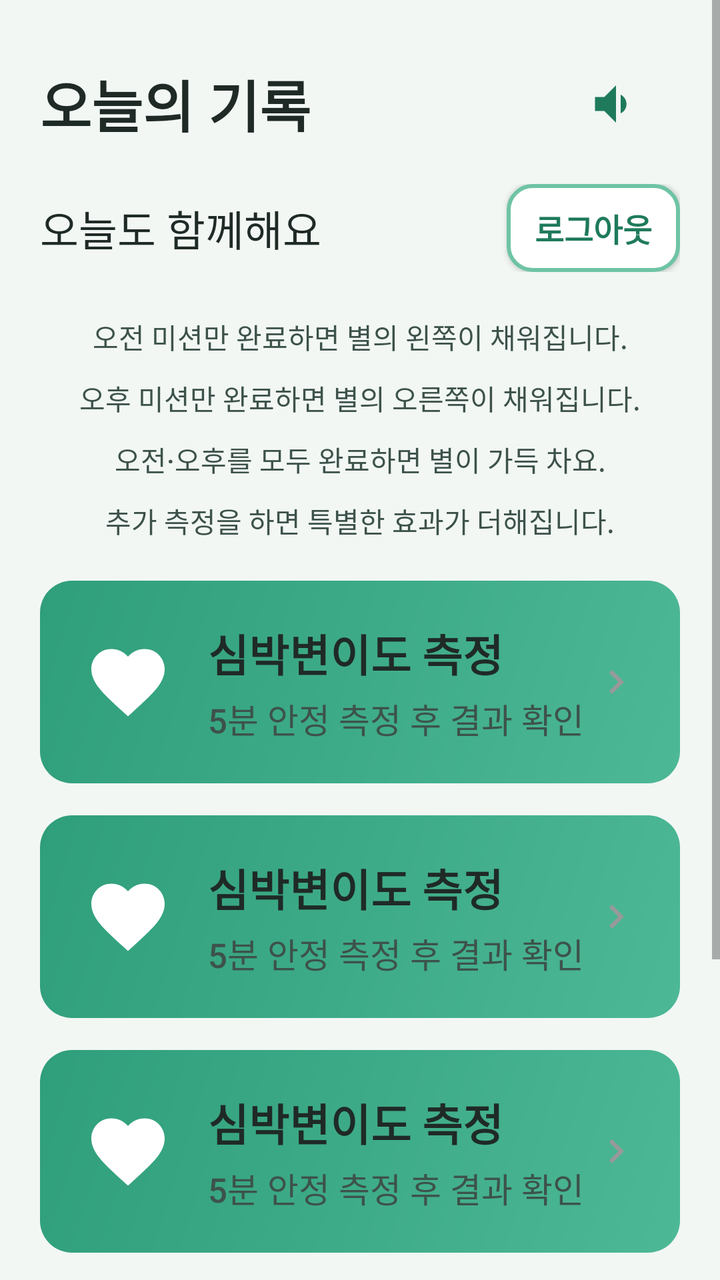
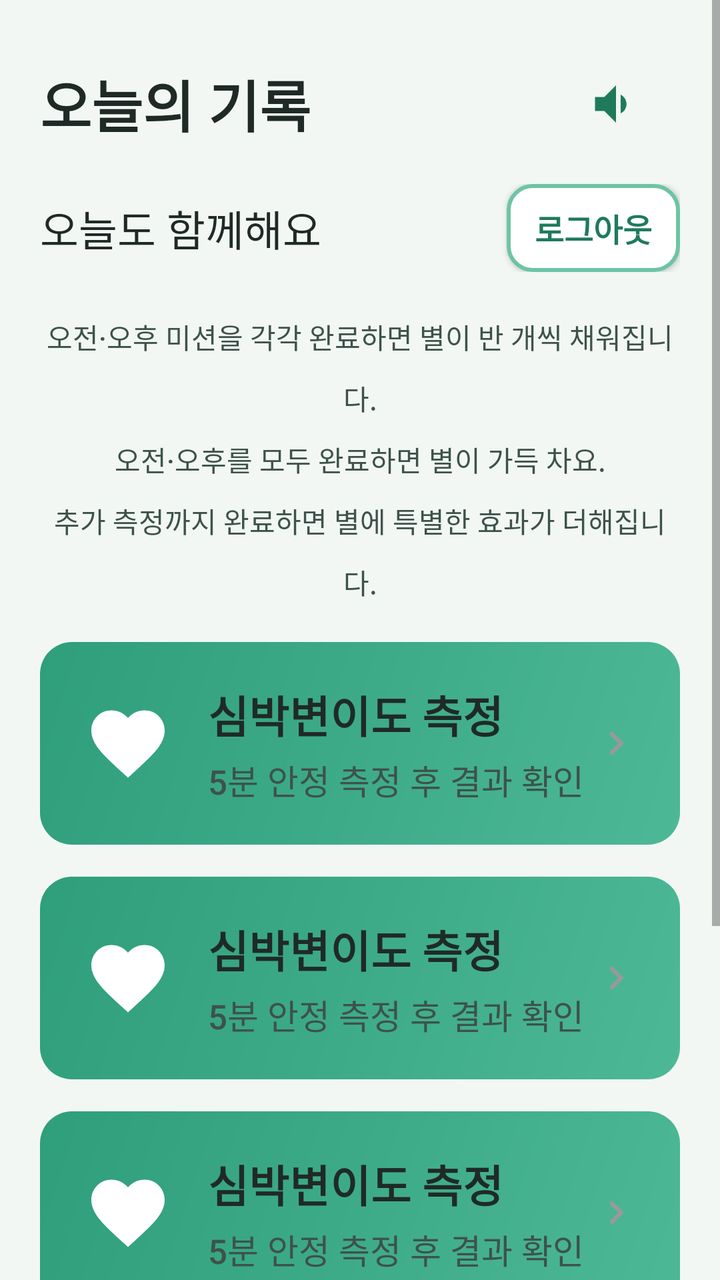

Compare the two renders of this Android layout. The source of the first and the diff that turns it into the second are given below.
<!-- AndroidManifest.xml: application theme Theme.TMind -->
<!-- res/layout/activity_dashboard.xml -->
<?xml version="1.0" encoding="utf-8"?>
<ScrollView xmlns:android="http://schemas.android.com/apk/res/android"
    android:layout_width="match_parent"
    android:layout_height="match_parent"
    android:background="@color/bg_senior"
    android:fillViewport="true">

    <LinearLayout
        android:layout_width="match_parent"
        android:layout_height="wrap_content"
        android:orientation="vertical"
        android:padding="20dp">

        <LinearLayout
            android:layout_width="match_parent"
            android:layout_height="wrap_content"
            android:gravity="center_vertical">

            <TextView
                android:id="@+id/tvTitle"
                style="@style/SeniorTitle"
                android:layout_width="0dp"
                android:layout_height="wrap_content"
                android:layout_weight="1"
                android:text="@string/dashboard_title" />

            <ImageButton
                android:id="@+id/btnTts"
                android:layout_width="64dp"
                android:layout_height="64dp"
                android:background="?attr/selectableItemBackgroundBorderless"
                android:contentDescription="@string/read_aloud"
                android:src="@drawable/ic_speaker" />
        </LinearLayout>

        <LinearLayout
            android:layout_width="match_parent"
            android:layout_height="wrap_content"
            android:layout_marginTop="8dp"
            android:gravity="center_vertical"
            android:orientation="horizontal">

            <TextView
                android:id="@+id/tvGreeting"
                style="@style/SeniorBody"
                android:layout_width="0dp"
                android:layout_height="wrap_content"
                android:layout_weight="1"
                android:layout_marginEnd="8dp"
                android:maxLines="3"
                android:text="@string/dashboard_greeting" />

            <Button
                android:id="@+id/btnLogout"
                android:layout_width="wrap_content"
                android:layout_height="wrap_content"
                android:background="@drawable/bg_btn_outline"
                android:backgroundTint="@null"
                android:insetTop="0dp"
                android:insetBottom="0dp"
                android:minHeight="44dp"
                android:minWidth="0dp"
                android:paddingStart="14dp"
                android:paddingEnd="14dp"
                android:text="@string/logout"
                android:textAllCaps="false"
                android:textColor="@color/teal_dark"
                android:textSize="16sp"
                android:textStyle="bold" />
        </LinearLayout>

        <LinearLayout
            android:id="@+id/starRow"
            android:layout_width="match_parent"
            android:layout_height="wrap_content"
            android:layout_marginTop="16dp"
            android:gravity="center"
            android:orientation="horizontal" />

        <TextView
            android:id="@+id/tvStarHint"
            style="@style/SeniorBody"
            android:layout_width="match_parent"
            android:layout_height="wrap_content"
            android:layout_marginTop="6dp"
            android:gravity="center"
            android:text="@string/star_hint"
            android:textColor="@color/text_secondary"
            android:textSize="14sp" />

        <include
            android:id="@+id/cardHrv"
            layout="@layout/item_mission_card"
            android:layout_width="match_parent"
            android:layout_height="wrap_content"
            android:layout_marginTop="20dp" />

        <include
            android:id="@+id/cardEma"
            layout="@layout/item_mission_card"
            android:layout_width="match_parent"
            android:layout_height="wrap_content"
            android:layout_marginTop="16dp" />

        <include
            android:id="@+id/cardDiary"
            layout="@layout/item_mission_card"
            android:layout_width="match_parent"
            android:layout_height="wrap_content"
            android:layout_marginTop="16dp" />

        <include
            android:id="@+id/cardFeedback"
            layout="@layout/item_mission_card"
            android:layout_width="match_parent"
            android:layout_height="wrap_content"
            android:layout_marginTop="16dp"
            android:visibility="gone" />

        
        <LinearLayout
            android:id="@+id/cardAdditional"
            android:layout_width="match_parent"
            android:layout_height="wrap_content"
            android:layout_marginTop="20dp"
            android:background="@drawable/bg_btn_outline"
            android:gravity="center_vertical"
            android:orientation="horizontal"
            android:padding="16dp">

            <TextView
                android:layout_width="48dp"
                android:layout_height="48dp"
                android:background="@drawable/bg_session_chip"
                android:gravity="center"
                android:text="+"
                android:textColor="@color/teal_primary"
                android:textSize="28sp"
                android:textStyle="bold" />

            <LinearLayout
                android:layout_width="0dp"
                android:layout_height="wrap_content"
                android:layout_marginStart="12dp"
                android:layout_weight="1"
                android:orientation="vertical">

                <TextView
                    android:layout_width="wrap_content"
                    android:layout_height="wrap_content"
                    android:text="@string/additional_measure_title"
                    android:textColor="@color/teal_dark"
                    android:textSize="20sp"
                    android:textStyle="bold" />

                <TextView
                    android:id="@+id/tvAdditionalSub"
                    android:layout_width="match_parent"
                    android:layout_height="wrap_content"
                    android:layout_marginTop="4dp"
                    android:text="@string/additional_measure_sub"
                    android:textColor="@color/text_secondary"
                    android:textSize="15sp" />
            </LinearLayout>
        </LinearLayout>

        <TextView
            android:id="@+id/tvProgress"
            style="@style/SeniorBody"
            android:layout_width="match_parent"
            android:layout_height="wrap_content"
            android:layout_marginTop="24dp"
            android:text="@string/mission_progress_session" />

        <ProgressBar
            android:id="@+id/progressBar"
            style="?android:attr/progressBarStyleHorizontal"
            android:layout_width="match_parent"
            android:layout_height="16dp"
            android:layout_marginTop="8dp"
            android:max="3"
            android:progressTint="@color/teal_primary" />

        
        <Button
            android:id="@+id/btnWeeklyTrend"
            style="@style/SeniorButton"
            android:layout_width="match_parent"
            android:layout_height="56dp"
            android:layout_marginTop="24dp"
            android:background="@drawable/bg_btn_primary"
            android:text="@string/weekly_trend_button"
            android:textColor="@color/white"
            android:visibility="gone" />

        <TextView
            android:id="@+id/btnNewParticipant"
            android:layout_width="match_parent"
            android:layout_height="wrap_content"
            android:layout_marginTop="16dp"
            android:layout_marginBottom="12dp"
            android:gravity="center"
            android:padding="12dp"
            android:text="@string/new_participant"
            android:textColor="@color/text_secondary"
            android:textSize="15sp"
            android:visibility="gone" />
    </LinearLayout>
</ScrollView>
<!-- res/layout/item_mission_card.xml (included above) -->
<?xml version="1.0" encoding="utf-8"?>
<FrameLayout xmlns:android="http://schemas.android.com/apk/res/android"
    android:id="@+id/cardRoot"
    android:layout_width="match_parent"
    android:layout_height="wrap_content"
    android:background="@drawable/bg_mission_card_normal"
    android:clickable="true"
    android:focusable="true"
    android:foreground="?attr/selectableItemBackground"
    android:minHeight="96dp"
    android:padding="20dp">

    <LinearLayout
        android:layout_width="match_parent"
        android:layout_height="wrap_content"
        android:gravity="center_vertical"
        android:orientation="horizontal">

        <ImageView
            android:id="@+id/ivIcon"
            android:layout_width="48dp"
            android:layout_height="48dp"
            android:padding="2dp"
            android:scaleType="fitCenter"
            android:src="@drawable/ic_heart" />

        <LinearLayout
            android:layout_width="0dp"
            android:layout_height="wrap_content"
            android:layout_marginStart="16dp"
            android:layout_weight="1"
            android:orientation="vertical">

            <TextView
                android:id="@+id/tvMissionTitle"
                style="@style/SeniorTitle"
                android:layout_width="wrap_content"
                android:layout_height="wrap_content"
                android:text="@string/mission_hrv"
                android:textSize="22sp" />

            <TextView
                android:id="@+id/tvMissionSub"
                style="@style/SeniorBody"
                android:layout_width="wrap_content"
                android:layout_height="wrap_content"
                android:layout_marginTop="4dp"
                android:text="@string/mission_hrv_sub"
                android:textColor="@color/text_secondary"
                android:textSize="17sp" />
        </LinearLayout>

        <FrameLayout
            android:id="@+id/checkDone"
            android:layout_width="36dp"
            android:layout_height="36dp"
            android:background="@drawable/bg_check_done"
            android:visibility="gone">

            <ImageView
                android:layout_width="24dp"
                android:layout_height="24dp"
                android:layout_gravity="center"
                android:src="@drawable/ic_check_white" />
        </FrameLayout>

        <ImageView
            android:id="@+id/ivArrow"
            android:layout_width="24dp"
            android:layout_height="24dp"
            android:src="@drawable/ic_chevron_gray"
            android:contentDescription="@null" />
    </LinearLayout>
</FrameLayout>
<!-- resources referenced by this layout -->
<resources>
  <color name="bg_senior">#F2F7F4</color>
  <color name="teal_dark">#1F7A5C</color>
  <color name="teal_primary">#2F9E7A</color>
  <color name="text_secondary">#3D524A</color>
  <color name="white">#FFFFFFFF</color>
  <!-- drawable bg_btn_outline (drawable) -->
  <?xml version="1.0" encoding="utf-8"?>
  <shape xmlns:android="http://schemas.android.com/apk/res/android">
      <solid android:color="@color/white"/>
      <corners android:radius="12dp"/>
      <stroke android:width="2dp" android:color="@color/teal_pastel"/>
  </shape>
  <!-- drawable bg_btn_primary (drawable) -->
  <?xml version="1.0" encoding="utf-8"?>
  <shape xmlns:android="http://schemas.android.com/apk/res/android">
      <solid android:color="@color/teal_primary"/>
      <corners android:radius="12dp"/>
  </shape>
  <!-- drawable bg_check_done (drawable) -->
  <?xml version="1.0" encoding="utf-8"?>
  <shape xmlns:android="http://schemas.android.com/apk/res/android"
      android:shape="oval">
      <solid android:color="@color/green_accent"/>
      <size android:width="36dp" android:height="36dp"/>
  </shape>
  <!-- drawable bg_mission_card_normal (drawable) -->
  <?xml version="1.0" encoding="utf-8"?>
  <shape xmlns:android="http://schemas.android.com/apk/res/android">
      <gradient
          android:angle="135"
          android:endColor="@color/mission_hrv_end"
          android:startColor="@color/mission_hrv_start" />
      <corners android:radius="16dp" />
  </shape>
  <!-- drawable bg_session_chip (drawable) -->
  <?xml version="1.0" encoding="utf-8"?>
  <shape xmlns:android="http://schemas.android.com/apk/res/android">
      <solid android:color="@color/teal_light" />
      <corners android:radius="12dp" />
      <stroke android:width="1dp" android:color="@color/teal_primary" />
  </shape>
  <!-- drawable ic_check_white (drawable) -->
  <vector xmlns:android="http://schemas.android.com/apk/res/android"
      android:width="24dp"
      android:height="24dp"
      android:viewportWidth="24"
      android:viewportHeight="24">
      <path android:fillColor="#FFFFFF" android:pathData="M9,16.17L4.83,12l-1.42,1.41L9,19 21,7l-1.41,-1.41z"/>
  </vector>
  <!-- drawable ic_chevron_gray (drawable) -->
  <vector xmlns:android="http://schemas.android.com/apk/res/android"
      android:width="24dp"
      android:height="24dp"
      android:viewportWidth="24"
      android:viewportHeight="24">
      <path
          android:fillColor="#999999"
          android:pathData="M8.59,16.59L13.17,12 8.59,7.41 10,6l6,6 -6,6z" />
  </vector>
  <string name="additional_measure_sub">심박변이도·마음상태·마음일기를 추가로 진행할 수 있어요.</string>
  <string name="additional_measure_title">추가 측정</string>
  <string name="dashboard_greeting">오늘도 함께해요</string>
  <string name="dashboard_title">오늘의 기록</string>
  <string name="logout">로그아웃</string>
  <string name="mission_hrv">심박변이도 측정</string>
  <string name="mission_hrv_sub">5분 안정 측정 후 결과 확인</string>
  <string name="mission_progress_session">%1$s 미션 %2$d/%3$d 완료</string>
  <string name="new_participant">다른 참여자로 시작</string>
  <string name="read_aloud">읽어주기</string>
  <string name="star_hint">오전 미션만 완료하면 별의 왼쪽이 채워집니다.\n오후 미션만 완료하면 별의 오른쪽이 채워집니다.\n오전·오후를 모두 완료하면 별이 가득 차요.\n추가 측정을 하면 특별한 효과가 더해집니다.</string>
  <string name="weekly_trend_button">7일 정서 추이 보기</string>
  <style name="SeniorBody">
          <item name="android:textSize">21sp</item>
          <item name="android:textColor">@color/black</item>
          <item name="android:lineSpacingMultiplier">1.5</item>
      </style>
  <style name="SeniorTitle">
          <item name="android:textSize">28sp</item>
          <item name="android:textColor">@color/black</item>
          <item name="android:textStyle">bold</item>
          <item name="android:lineSpacingMultiplier">1.45</item>
      </style>
  <color name="teal_pastel">#6EC4A5</color>
  <color name="green_accent">#2F9E7A</color>
  <color name="mission_hrv_end">#2F9E7A</color>
  <color name="mission_hrv_start">#4DB896</color>
  <color name="teal_light">#D8F0E6</color>
  <color name="black">#FF1F2A26</color>
  <!-- unchanged entries left out for length: 4 -->
</resources>

<!-- the commit's change to res/layout/activity_dashboard.xml (unified diff, before → after) -->
@@ -74,6 +74,8 @@
             android:layout_width="match_parent"
             android:layout_height="wrap_content"
             android:layout_marginTop="16dp"
+            android:clipChildren="false"
+            android:clipToPadding="false"
             android:gravity="center"
             android:orientation="horizontal" />
 
<!-- resource entries referenced after the edit -->
@@ -69,7 +69,7 @@
   <string name="mission_progress_session">%1$s 미션 %2$d/%3$d 완료</string>
   <string name="new_participant">다른 참여자로 시작</string>
   <string name="read_aloud">읽어주기</string>
-  <string name="star_hint">오전 미션만 완료하면 별의 왼쪽이 채워집니다.\n오후 미션만 완료하면 별의 오른쪽이 채워집니다.\n오전·오후를 모두 완료하면 별이 가득 차요.\n추가 측정을 하면 특별한 효과가 더해집니다.</string>
+  <string name="star_hint">오전·오후 미션을 각각 완료하면 별이 반 개씩 채워집니다.\n오전·오후를 모두 완료하면 별이 가득 차요.\n추가 측정까지 완료하면 별에 특별한 효과가 더해집니다.</string>
   <string name="weekly_trend_button">7일 정서 추이 보기</string>
   <style name="SeniorBody">
           <item name="android:textSize">21sp</item>
